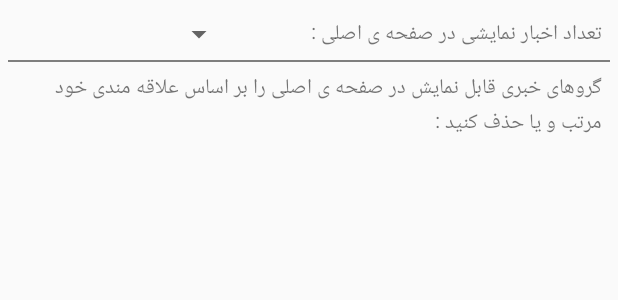
After one commit to winepsoft/newsFeeds, an Android app: the layout settings.xml on its own in the app's theme, with its tools: preview values and no code run, on a phone screen of 412 x 824 dp. The commit adds this screen. Shown: the top 300 px of the screen. Run offline under Robolectric (Android 15) with nearby library versions, the phone set to English and light mode, and no system bars.

Commit message:
design Settings page

```diff
--- a/app/src/main/java/com/winep/newsfeed/Presenter/MainActivity.java
+++ b/app/src/main/java/com/winep/newsfeed/Presenter/MainActivity.java
@@ -122,7 +122,7 @@ public class MainActivity extends AppCompatActivity
                 "http://iran8b.com./imageLink",
                 "ایرنا",
                 "1395-03-22 18:05",
-                "http://iran8b.com/");
+                "http://sanatdaily.ir/shownews&%20%D8%A8%D9%86%DA%AF%D8%A7%D9%87%20%D8%AF%D8%A7%D8%B1%DB%8C%20%D8%A8%D8%A7%D9%86%DA%A9%20%D9%87%D8%A7%20%D8%A8%D8%B2%D8%B1%DA%AF%E2%80%8C%D8%AA%D8%B1%DB%8C%D9%86%20%D9%85%D8%A7%D9%86%D8%B9...&32680");
         for (int i=0;i<newsNumber;i++){
             listNews.add(aNews);
         }
--- a/app/src/main/java/com/winep/newsfeed/Presenter/NewsOfAGroupActivity.java
+++ b/app/src/main/java/com/winep/newsfeed/Presenter/NewsOfAGroupActivity.java
@@ -54,7 +54,7 @@ public class NewsOfAGroupActivity extends Activity {
                 "http://iran8b.com./imageLink",
                 "ایرنا",
                 "1395-03-22 18:05",
-                "http://iran8b.com");
+                "http://sanatdaily.ir/shownews&%20%D8%A8%D9%86%DA%AF%D8%A7%D9%87%20%D8%AF%D8%A7%D8%B1%DB%8C%20%D8%A8%D8%A7%D9%86%DA%A9%20%D9%87%D8%A7%20%D8%A8%D8%B2%D8%B1%DA%AF%E2%80%8C%D8%AA%D8%B1%DB%8C%D9%86%20%D9%85%D8%A7%D9%86%D8%B9...&32680");
         for (int i=0;i<newsNumber;i++){
             listNews.add(aNews);
         }
--- /dev/null
+++ b/app/src/main/res/layout/settings.xml
@@ -0,0 +1,57 @@
+<?xml version="1.0" encoding="utf-8"?>
+<LinearLayout xmlns:android="http://schemas.android.com/apk/res/android"
+    android:orientation="vertical" android:layout_width="match_parent"
+    android:layout_height="match_parent"
+    android:padding="5dp">
+
+    <LinearLayout
+        android:orientation="horizontal"
+        android:layout_width="match_parent"
+        android:layout_height="wrap_content"
+        android:weightSum="2"
+        android:padding="5dp">
+
+        <Spinner
+            android:layout_width="0dp"
+            android:layout_height="wrap_content"
+            android:id="@+id/spinner_settings_number_of_news"
+            android:layout_weight="0.75"
+            android:layout_gravity="center" />
+
+        <TextView
+            android:layout_width="0dp"
+            android:layout_height="wrap_content"
+            android:text="@string/settings_number_of_news"
+            android:id="@+id/txt_settings_number_of_news"
+            android:layout_weight="1.25"
+            android:layout_gravity="center"
+            android:gravity="right" />
+    </LinearLayout>
+    <LinearLayout
+        android:orientation="vertical"
+        android:layout_width="match_parent"
+        android:layout_height="1dp"
+        android:background="@color/colorDivider">
+    </LinearLayout>
+
+    <LinearLayout
+        android:orientation="vertical"
+        android:layout_width="match_parent"
+        android:layout_height="match_parent"
+        android:padding="5dp">
+
+        <TextView
+            android:layout_width="match_parent"
+            android:layout_height="wrap_content"
+            android:text="@string/settings_customize_news_group"
+            android:id="@+id/txt_settings_customize_group_news"
+            android:gravity="right" />
+
+        <android.support.v7.widget.RecyclerView
+            android:layout_width="match_parent"
+            android:layout_height="wrap_content"
+            android:id="@+id/recyclerViewSettings">
+        </android.support.v7.widget.RecyclerView>
+    </LinearLayout>
+
+</LinearLayout>
--- a/app/src/main/res/values/colors.xml
+++ b/app/src/main/res/values/colors.xml
@@ -5,4 +5,5 @@
     <color name="colorAccent">#FF4081</color>
     <color name="colorCustomActionBarTitle">#000000</color>
     <color name="colorNewsGroupBackground">#FFD392</color>
+    <color name="colorDivider">#7F7F7E</color>
 </resources>
--- a/app/src/main/res/values/strings.xml
+++ b/app/src/main/res/values/strings.xml
@@ -25,5 +25,9 @@
     <string name="newsGroup">گروهای خبری</string>
     <string name="book_mark">اخبار علامت گذاری شده</string>
 
+    <!-- Settings Page-->
+    <string name="settings_number_of_news">تعداد اخبار نمایشی در صفحه ی اصلی :</string>
+    <string name="settings_customize_news_group">گروهای خبری قابل نمایش در صفحه ی اصلی را بر اساس علاقه مندی خود مرتب و یا حذف کنید : </string>
+
 
 </resources>
```
